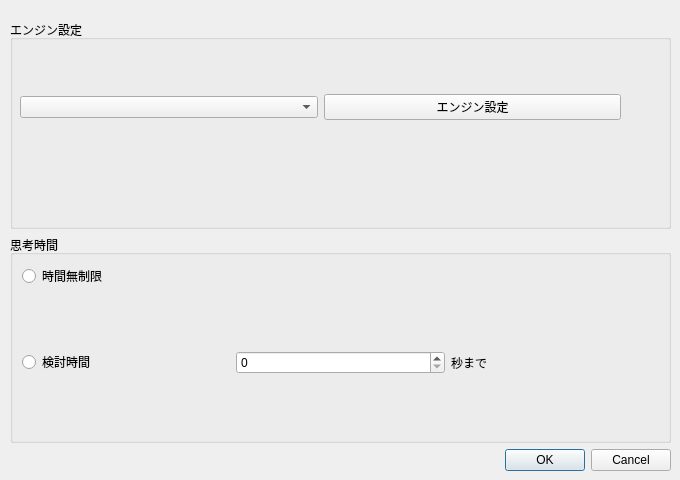
Before: the Qt Designer form src/dialogs/considerationdialog.ui in hnakada123/ShogiBoardQ, drawn with Qt 5.
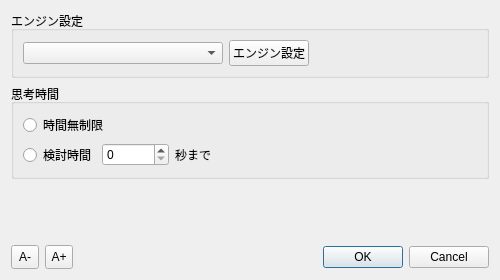
After: the same form once the commit is applied.

```diff
--- a/src/dialogs/considerationdialog.ui
+++ b/src/dialogs/considerationdialog.ui
@@ -6,42 +6,31 @@
    <rect>
     <x>0</x>
     <y>0</y>
-    <width>680</width>
-    <height>480</height>
+    <width>500</width>
+    <height>280</height>
    </rect>
   </property>
   <property name="windowTitle">
    <string>検討</string>
   </property>
-  <widget class="QWidget" name="layoutWidget">
-   <property name="geometry">
-    <rect>
-     <x>10</x>
-     <y>20</y>
-     <width>661</width>
-     <height>451</height>
-    </rect>
-   </property>
-   <layout class="QVBoxLayout" name="verticalLayout_5">
+  <layout class="QVBoxLayout" name="verticalLayoutMain">
     <item>
-     <widget class="QGroupBox" name="groupBox">
+    <widget class="QGroupBox" name="groupBoxEngine">
       <property name="title">
        <string>エンジン設定</string>
       </property>
-      <widget class="QWidget" name="verticalLayoutWidget_2">
-       <property name="geometry">
-        <rect>
-         <x>10</x>
-         <y>40</y>
-         <width>601</width>
-         <height>95</height>
-        </rect>
-       </property>
-       <layout class="QVBoxLayout" name="verticalLayout_2">
-        <item>
-         <layout class="QHBoxLayout" name="horizontalLayout_4">
-          <item>
-           <widget class="QComboBox" name="comboBoxEngine1"/>
+     <layout class="QVBoxLayout" name="verticalLayoutEngine">
+      <item>
+       <layout class="QHBoxLayout" name="horizontalLayoutEngine">
+        <item>
+         <widget class="QComboBox" name="comboBoxEngine1">
+          <property name="minimumSize">
+           <size>
+            <width>200</width>
+            <height>0</height>
+           </size>
+          </property>
+         </widget>
           </item>
           <item>
            <widget class="QPushButton" name="engineSetting">
@@ -50,22 +39,32 @@
             </property>
            </widget>
           </item>
+        <item>
+         <spacer name="horizontalSpacerEngine">
+          <property name="orientation">
+           <enum>Qt::Orientation::Horizontal</enum>
+          </property>
+          <property name="sizeHint" stdset="0">
+           <size>
+            <width>40</width>
+            <height>20</height>
+           </size>
+          </property>
+         </spacer>
+        </item>
          </layout>
         </item>
        </layout>
       </widget>
-     </widget>
     </item>
     <item>
-     <widget class="QGroupBox" name="groupBox_2">
+    <widget class="QGroupBox" name="groupBoxTime">
       <property name="title">
        <string>思考時間</string>
       </property>
       <layout class="QVBoxLayout" name="verticalLayout_4">
        <item>
-        <layout class="QVBoxLayout" name="verticalLayout_3">
-         <item>
-          <layout class="QHBoxLayout" name="horizontalLayout_5">
+       <layout class="QHBoxLayout" name="horizontalLayoutUnlimited">
            <item>
             <widget class="QRadioButton" name="unlimitedTimeRadioButton">
              <property name="text">
@@ -73,14 +72,23 @@
              </property>
             </widget>
            </item>
-          </layout>
+        <item>
+         <spacer name="horizontalSpacerUnlimited">
+          <property name="orientation">
+           <enum>Qt::Orientation::Horizontal</enum>
+          </property>
+          <property name="sizeHint" stdset="0">
+           <size>
+            <width>40</width>
+            <height>20</height>
+           </size>
+          </property>
+         </spacer>
          </item>
         </layout>
        </item>
        <item>
-        <layout class="QVBoxLayout" name="verticalLayout">
-         <item>
-          <layout class="QHBoxLayout" name="horizontalLayout_6">
+       <layout class="QHBoxLayout" name="horizontalLayoutByoyomi">
            <item>
             <widget class="QRadioButton" name="considerationTimeRadioButton">
              <property name="text">
@@ -89,7 +97,14 @@
             </widget>
            </item>
            <item>
-            <widget class="QSpinBox" name="byoyomiSec"/>
+         <widget class="QSpinBox" name="byoyomiSec">
+          <property name="minimum">
+           <number>0</number>
+          </property>
+          <property name="maximum">
+           <number>999999</number>
+          </property>
+         </widget>
            </item>
            <item>
             <widget class="QLabel" name="label_4">
@@ -98,12 +113,95 @@
              </property>
             </widget>
            </item>
-          </layout>
+        <item>
+         <spacer name="horizontalSpacerByoyomi">
+          <property name="orientation">
+           <enum>Qt::Orientation::Horizontal</enum>
+          </property>
+          <property name="sizeHint" stdset="0">
+           <size>
+            <width>40</width>
+            <height>20</height>
+           </size>
+          </property>
+         </spacer>
          </item>
         </layout>
        </item>
       </layout>
      </widget>
+   </item>
+   <item>
+    <spacer name="verticalSpacer">
+     <property name="orientation">
+      <enum>Qt::Orientation::Vertical</enum>
+     </property>
+     <property name="sizeHint" stdset="0">
+      <size>
+       <width>20</width>
+       <height>20</height>
+      </size>
+     </property>
+    </spacer>
+   </item>
+   <item>
+    <layout class="QHBoxLayout" name="horizontalLayoutBottom">
+     <item>
+      <widget class="QToolButton" name="toolButtonFontDecrease">
+       <property name="text">
+        <string>A-</string>
+       </property>
+       <property name="toolTip">
+        <string>フォントサイズを小さくする</string>
+       </property>
+       <property name="minimumSize">
+        <size>
+         <width>28</width>
+         <height>24</height>
+        </size>
+       </property>
+       <property name="maximumSize">
+        <size>
+         <width>28</width>
+         <height>24</height>
+        </size>
+       </property>
+      </widget>
+     </item>
+     <item>
+      <widget class="QToolButton" name="toolButtonFontIncrease">
+       <property name="text">
+        <string>A+</string>
+       </property>
+       <property name="toolTip">
+        <string>フォントサイズを大きくする</string>
+       </property>
+       <property name="minimumSize">
+        <size>
+         <width>28</width>
+         <height>24</height>
+        </size>
+       </property>
+       <property name="maximumSize">
+        <size>
+         <width>28</width>
+         <height>24</height>
+        </size>
+       </property>
+      </widget>
+     </item>
+     <item>
+      <spacer name="horizontalSpacerBottom">
+       <property name="orientation">
+        <enum>Qt::Orientation::Horizontal</enum>
+       </property>
+       <property name="sizeHint" stdset="0">
+        <size>
+         <width>40</width>
+         <height>20</height>
+        </size>
+       </property>
+      </spacer>
     </item>
     <item>
      <widget class="QDialogButtonBox" name="buttonBox">
@@ -113,7 +211,8 @@
      </widget>
     </item>
    </layout>
-  </widget>
+   </item>
+  </layout>
  </widget>
  <resources/>
  <connections/>
```
Left out of the diff: 2 changed lines with no effect on the pictures. Lines whose indentation alone changed are shown as unchanged.
